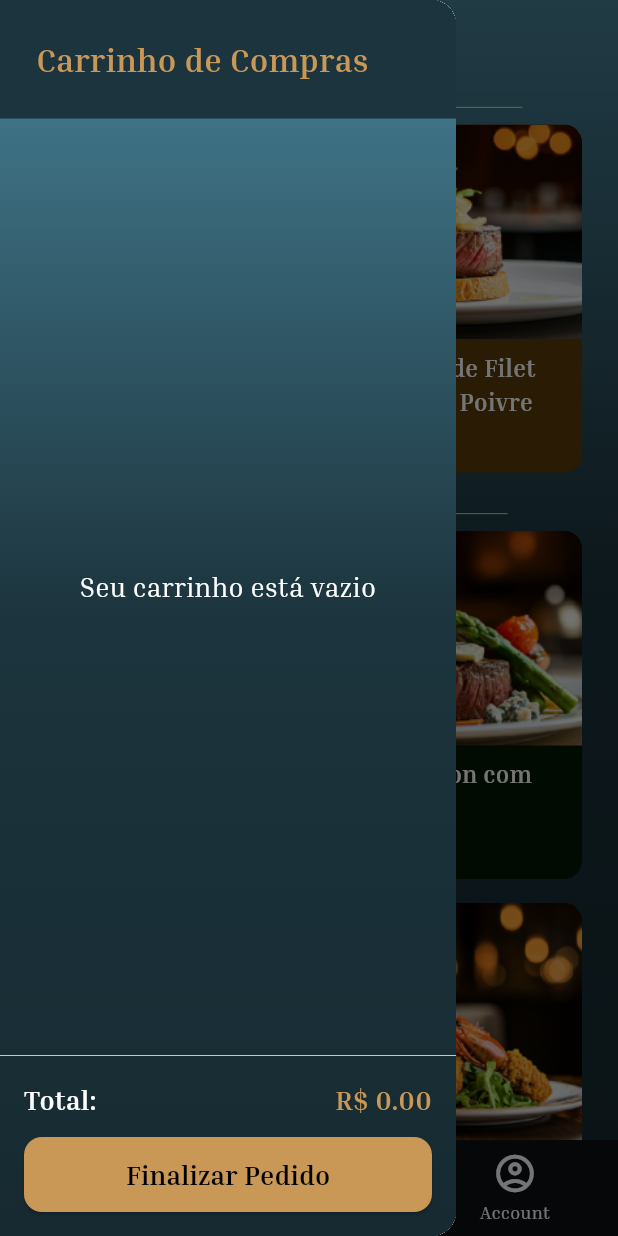
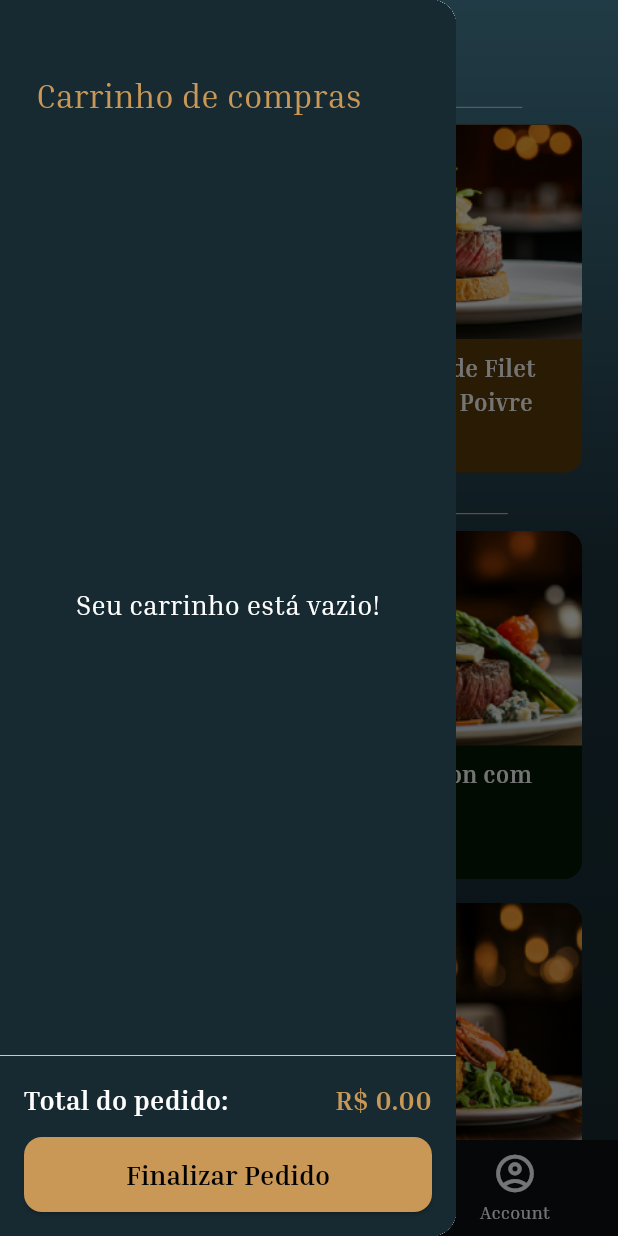
Before and after one commit to 8FTG8/Cardapio_Flutter, a Flutter app: the MenuPage screen opened by its route, with the side drawer open, on a phone screen of 412 x 824 dp. Run offline on Flutter 3.47's test engine with Material 3 defaults, Android fonts, the light colour scheme and no system bars; our stand-ins replace device_preview.

Commit message:
new commit

```diff
--- a/lib/pages/cart_page.dart
+++ b/lib/pages/cart_page.dart
@@ -30,40 +30,31 @@ class _CartPageState extends State<CartPage> {
   Widget build(BuildContext context) {
     return Drawer(
       child: Container(
-        decoration: const BoxDecoration(
-          gradient: LinearGradient(
-            begin: Alignment.topCenter,
-            end: Alignment.bottomCenter,
-            colors: [
-              Color(0xFF478197),
-              Color(0xFF1C343D),
-              Color(0xFF172A31),
-            ],
-          ),
-        ),
+        decoration: BoxDecoration(
+          color: Color(0xFF172A31)),
         child: Column(
           children: [
+
             // Header do Carrinho
             Container(
-              padding: const EdgeInsets.all(24.0),
+              padding: EdgeInsets.only(top: 48.0, bottom: 24.0, left: 24.0, right: 24.0),
               width: double.infinity,
-              color: const Color(0xFF1C343D),
-              child: const Text(
-                'Carrinho de Compras',
+              color: Color(0xFF172A31),
+              child: Text('Carrinho de compras',
                 style: TextStyle(
                   fontFamily: 'InriaSerif',
-                  fontWeight: FontWeight.bold,
+                  fontWeight: FontWeight.w400,
                   fontSize: 22,
                   color: Color(0xFFC99856),
                 ),
               ),
             ),
+
             // Lista de Produtos no Carrinho
             Expanded(
               child: cartItems.isEmpty
                   ? const Center(
-                      child: Text(
-                        'Seu carrinho está vazio',
+                      child: Text('Seu carrinho está vazio!',
                         style: TextStyle(color: Colors.white, fontSize: 18),
                       ),
                     )
@@ -86,12 +77,12 @@ class _CartPageState extends State<CartPage> {
               ),
               child: Column(
                 children: [
+
                   // Total do Carrinho
                   Row(
                     mainAxisAlignment: MainAxisAlignment.spaceBetween,
                     children: [
-                      const Text(
-                        'Total:',
+                      const Text('Total do pedido:',
                         style: TextStyle(
                           fontFamily: 'InriaSerif',
                           fontWeight: FontWeight.bold,
@@ -110,8 +101,9 @@ class _CartPageState extends State<CartPage> {
                       ),
                     ],
                   ),
+
+                  // Botão de Finalizar Compra
                   const SizedBox(height: 12),
-                  // Botão de Finalizar Compra
                   ElevatedButton(
                     style: ElevatedButton.styleFrom(
                       backgroundColor: const Color(0xFFC99856),
@@ -124,8 +116,7 @@ class _CartPageState extends State<CartPage> {
                       // Ação para mostrar resumo do pedido
                       _showOrderSummary();
                     },
-                    child: const Text(
-                      'Finalizar Pedido',
+                    child: const Text('Finalizar Pedido',
                       style: TextStyle(
                         fontFamily: 'InriaSerif',
                         fontWeight: FontWeight.bold,
--- a/lib/pages/product_details_page.dart
+++ b/lib/pages/product_details_page.dart
@@ -90,8 +90,7 @@ class _ProductDetailsPageState extends State<ProductDetailsPage> {
                           color: Colors.grey[200],
                           borderRadius: BorderRadius.circular(8),
                         ),
-                        child: const Text(
-                          'Popular',
+                        child: const Text('Popular',
                           style: TextStyle(color: Colors.black, fontSize: 12),
                         ),
                       ),
@@ -189,8 +188,7 @@ class _ProductDetailsPageState extends State<ProductDetailsPage> {
                             ),
                           );
                         },
-                        child: const Text(
-                          'Add to Cart',
+                        child: const Text('Add to Cart',
                           style: TextStyle(
                             fontFamily: 'InriaSerif',
                             fontWeight: FontWeight.bold,
--- a/lib/pages/rating_page.dart
+++ b/lib/pages/rating_page.dart
@@ -1,6 +1,5 @@
 import 'package:flutter/material.dart';
 import 'package:app_flutter/widgets/gradient_background.dart';
-//import 'package:get_it/get_it.dart';
 
 class RatingPage extends StatefulWidget {
   const RatingPage({super.key});
--- a/lib/widgets/divider.dart
+++ b/lib/widgets/divider.dart
@@ -1,5 +1,4 @@
 import 'package:flutter/material.dart';
-
 class DividerLabel extends StatelessWidget {
   final String label;
   final double dividerWidth;
@@ -19,18 +18,27 @@ class DividerLabel extends StatelessWidget {
       children: [
         SizedBox(
           width: dividerWidth,
-          child: Divider(color: dividerColor, thickness: 0.5),
+          child: Divider(
+            color: dividerColor,
+            thickness: 0.5,
+          ),
         ),
         Padding(
           padding: const EdgeInsets.symmetric(horizontal: 12),
           child: Text(
             label,
-            style: const TextStyle(color: Colors.white, fontSize: 16),
+            style: TextStyle(
+              color: Colors.white,
+              fontSize: 16,
+            ),
           ),
         ),
         SizedBox(
           width: dividerWidth,
-          child: Divider(color: dividerColor, thickness: 0.5),
+          child: Divider(
+            color: dividerColor,
+            thickness: 0.5,
+          ),
         ),
       ],
     );
--- a/lib/widgets/food_card.dart
+++ b/lib/widgets/food_card.dart
@@ -25,7 +25,6 @@ class ProductCard extends StatelessWidget {
           color: backgroundColor,
           borderRadius: BorderRadius.circular(12.0),
         ),
-        // Aqui vai o Column
         child: Column(
           mainAxisAlignment: MainAxisAlignment.center,
           crossAxisAlignment: CrossAxisAlignment.center,
--- a/lib/widgets/nav_bar.dart
+++ b/lib/widgets/nav_bar.dart
@@ -4,7 +4,11 @@ class CustomNavBar extends StatelessWidget {
   final int selectedIndex;
   final Function(int) onTap;
 
-  const CustomNavBar({super.key, required this.selectedIndex, required this.onTap});
+  const CustomNavBar({
+    super.key,
+    required this.selectedIndex,
+    required this.onTap,
+  });
 
   @override
   Widget build(BuildContext context) {
```
Also changed, not shown: 1 other file.
